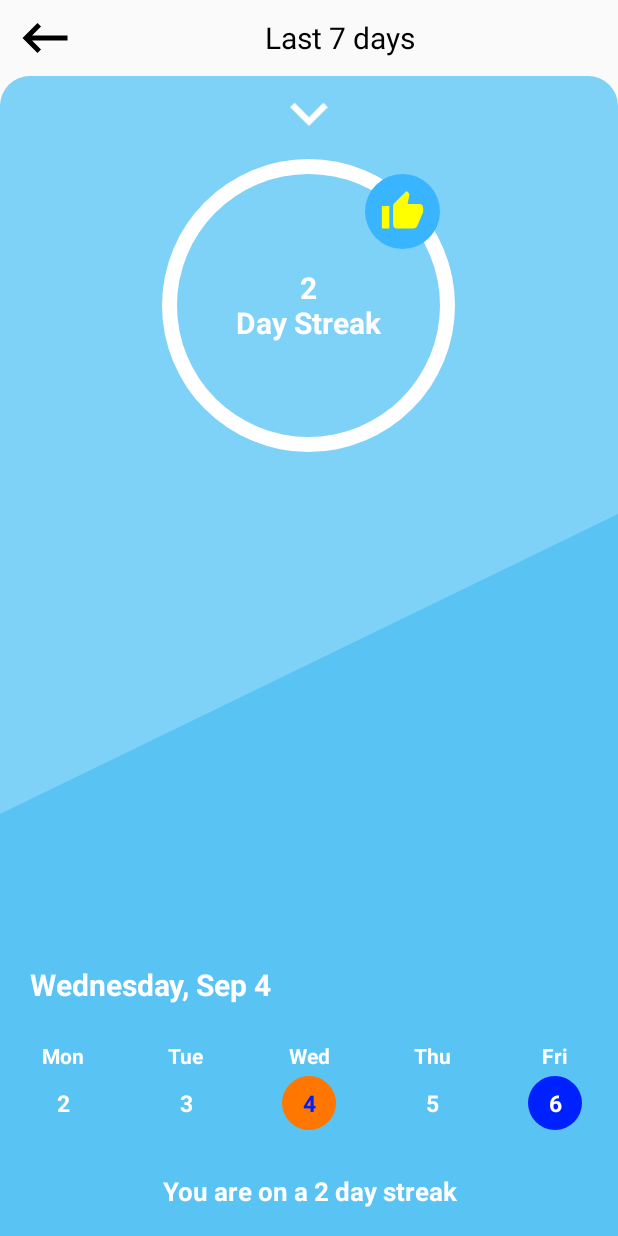
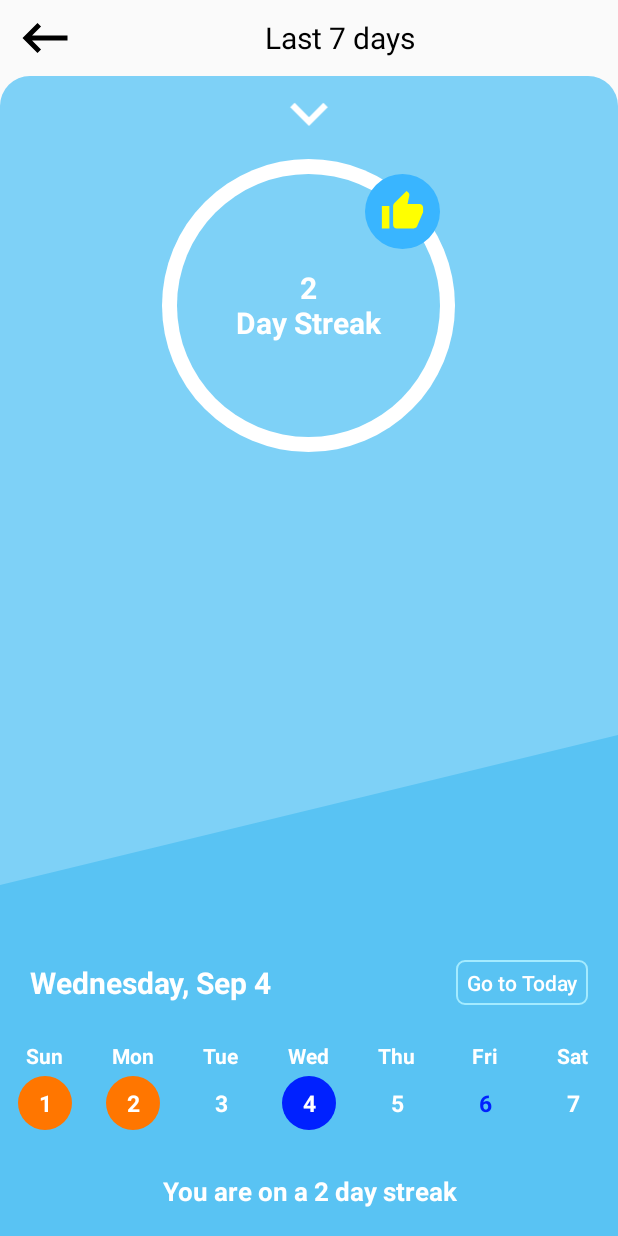
Before and after one commit to kitty97311/HirenApp, an Android app: the screen it shows after launch (HomeActivity), after a tap on "Wed", on a phone screen of 412 x 824 dp. Run offline under Robolectric (Android 15) with nearby library versions, the phone set to English and light mode, and no system bars; 3 other taps on this screen came first.

Commit message:
Update calendar module

```diff
--- a/app/src/main/java/com/horizontalcalendar/adapter/EventsAdapter.java
+++ b/app/src/main/java/com/horizontalcalendar/adapter/EventsAdapter.java
@@ -32,7 +32,7 @@ public class EventsAdapter extends RecyclerView.Adapter<EventsAdapter.EventViewH
         Context context = parent.getContext();
         ImageView imageView = new ImageView(context);
 
-        Drawable circle = ContextCompat.getDrawable(context, R.drawable.ic_circle_white_8dp);
+        Drawable circle = ContextCompat.getDrawable(context, R.drawable.ic_circle_white);
         Drawable drawableWrapper = DrawableCompat.wrap(circle);
 
         imageView.setImageDrawable(drawableWrapper);
--- a/app/src/main/java/com/horizontalcalendar/adapter/HorizontalCalendarBaseAdapter.java
+++ b/app/src/main/java/com/horizontalcalendar/adapter/HorizontalCalendarBaseAdapter.java
@@ -3,6 +3,7 @@ package com.horizontalcalendar.adapter;
 import android.content.res.ColorStateList;
 import android.graphics.Color;
 import android.os.Build;
+import android.util.Log;
 import android.view.LayoutInflater;
 import android.view.View;
 import android.view.ViewGroup;
@@ -18,9 +19,12 @@ import com.horizontalcalendar.utils.CalendarEventsPredicate;
 import com.horizontalcalendar.utils.HorizontalCalendarListener;
 import com.horizontalcalendar.utils.HorizontalCalendarPredicate;
 import com.horizontalcalendar.utils.Utils;
+import com.kitty.hiren.KittyGlobal;
 
+import java.text.SimpleDateFormat;
 import java.util.Calendar;
 import java.util.Collections;
+import java.util.Date;
 import java.util.List;
 
 public abstract class HorizontalCalendarBaseAdapter<VH extends DateViewHolder, T extends Calendar> extends RecyclerView.Adapter<VH> {
@@ -118,25 +122,40 @@ public abstract class HorizontalCalendarBaseAdapter<VH extends DateViewHolder, T
             }
         }
 
-        // Selected Day
+        // Create a SimpleDateFormat object with the desired format
+        SimpleDateFormat sdf = new SimpleDateFormat("yyyy-MM-dd");
+        // Format the Date into the desired string format
+        String formattedDate = sdf.format(date.getTime());
+        if (KittyGlobal.EXERCISE_DATE_ARRAY.contains(formattedDate)) {
+            viewHolder.textMiddle.setBackgroundTintList(ColorStateList.valueOf(Color.parseColor("#ff7600")));
+            viewHolder.textMiddle.setTextColor(Color.parseColor("#FFFFFF"));
+        }
+
+        // Selected Day Kitty
         if (position == selectedItemPosition) {
             applyStyle(viewHolder, horizontalCalendar.getSelectedItemStyle());
-            viewHolder.textMiddle.setBackgroundTintList(ColorStateList.valueOf(Color.parseColor("#ff7600")));
+            viewHolder.textMiddle.setBackgroundTintList(ColorStateList.valueOf(Color.parseColor("#0021ff")));
             viewHolder.selectionView.setVisibility(View.VISIBLE);
         }
         // Unselected Days
         else {
             applyStyle(viewHolder, horizontalCalendar.getDefaultStyle());
-            viewHolder.textMiddle.setBackgroundTintList(ColorStateList.valueOf(Color.TRANSPARENT));
+            if (!KittyGlobal.EXERCISE_DATE_ARRAY.contains(formattedDate))
+                viewHolder.textMiddle.setBackgroundTintList(ColorStateList.valueOf(Color.TRANSPARENT));
             viewHolder.selectionView.setVisibility(View.INVISIBLE);
         }
+
+        // Today Kitty
         Calendar today = Calendar.getInstance();
         if (date.get(Calendar.YEAR) == today.get(Calendar.YEAR)
                 && date.get(Calendar.MONTH) == today.get(Calendar.MONTH)
                 && date.get(Calendar.DAY_OF_MONTH) == today.get(Calendar.DAY_OF_MONTH)) {
-            viewHolder.textMiddle.setBackgroundTintList(ColorStateList.valueOf(Color.parseColor("#0021ff")));
-            viewHolder.textMiddle.setTextColor(Color.WHITE);
+            if (position != selectedItemPosition) {
+                viewHolder.textMiddle.setBackgroundTintList(ColorStateList.valueOf(Color.TRANSPARENT));
+                viewHolder.textMiddle.setTextColor(Color.parseColor("#0021ff"));
+            }
         }
+
     }
 
     protected void applyStyle(VH viewHolder, CalendarItemStyle itemStyle) {
--- a/app/src/main/java/com/kitty/hiren/HomeActivity.java
+++ b/app/src/main/java/com/kitty/hiren/HomeActivity.java
@@ -33,6 +33,8 @@ public class HomeActivity extends ComponentActivity implements View.OnClickListe
     private View slide;
     private ImageView slideButton;
     private TextView txtSelected;
+    private Button btnGoToday;
+    private HorizontalCalendar horizontalCalendar;
 
     private ArrayList<Date> dates;
 
@@ -49,6 +51,7 @@ public class HomeActivity extends ComponentActivity implements View.OnClickListe
         slideButton = findViewById(R.id.slideButton);
         slideButton.setOnClickListener(this);
         txtSelected = findViewById(R.id.txtSelected);
+        btnGoToday = findViewById(R.id.btnGoToday);
 
         String todayStr = DateFormat.format("EEEE, MMM d", Calendar.getInstance()).toString();
         txtSelected.setText(todayStr);
@@ -63,12 +66,14 @@ public class HomeActivity extends ComponentActivity implements View.OnClickListe
         Calendar endDate = Calendar.getInstance();
         endDate.add(Calendar.MONTH, 2);
 
+        btnGoToday.setOnClickListener(this);
+
         // Default Date set to Today.
         final Calendar defaultSelectedDate = Calendar.getInstance();
 
-        HorizontalCalendar horizontalCalendar = new HorizontalCalendar.Builder(this, R.id.calendar)
+        horizontalCalendar = new HorizontalCalendar.Builder(this, R.id.calendar)
                 .range(startDate, endDate)
-                .datesNumberOnScreen(5)
+                .datesNumberOnScreen(7)
                 .configure()
                 .formatTopText("MMM")
                 .formatMiddleText("dd")
@@ -76,7 +81,7 @@ public class HomeActivity extends ComponentActivity implements View.OnClickListe
                 .showTopText(true)
                 .showBottomText(true)
                 .textColor(Color.WHITE, Color.WHITE)
-                .colorTextMiddle(Color.WHITE, Color.parseColor("#0021ff"))
+                .colorTextMiddle(Color.WHITE, Color.parseColor("#FFFFFF"))
                 .end()
                 .defaultSelectedDate(defaultSelectedDate)
 //                .addEvents(new CalendarEventsPredicate() {
@@ -103,6 +108,10 @@ public class HomeActivity extends ComponentActivity implements View.OnClickListe
             public void onDateSelected(Calendar date, int position) {
                 String selectedDateStr = DateFormat.format("EEEE, MMM d", date).toString();
                 txtSelected.setText(selectedDateStr);
+                if (selectedDateStr.equals(DateFormat.format("EEEE, MMM d", Calendar.getInstance()).toString()))
+                    btnGoToday.setVisibility(View.INVISIBLE);
+                else
+                    btnGoToday.setVisibility(View.VISIBLE);
 //                Toast.makeText(HomeActivity.this, selectedDateStr + " selected!", Toast.LENGTH_SHORT).show();
                 Log.i("onDateSelected", selectedDateStr + " - Position = " + position);
             }
@@ -129,7 +138,7 @@ public class HomeActivity extends ComponentActivity implements View.OnClickListe
             slide.animate().translationY(0).setDuration(300).start();
         } else { // Slide down
             slideButton.setImageResource(R.drawable.ic_up);
-            slide.animate().translationY(250 * (getResources().getDisplayMetrics().density)).setDuration(300).start();
+            slide.animate().translationY(350 * (getResources().getDisplayMetrics().density)).setDuration(300).start();
         }
         isShown = !isShown;
     }
@@ -138,6 +147,8 @@ public class HomeActivity extends ComponentActivity implements View.OnClickListe
     public void onClick(View view) {
         if (view.getId() == R.id.slideButton) {
             toggleSlide();
+        } else if (view.getId() == R.id.btnGoToday) {
+            horizontalCalendar.goToday(false);
         }
     }
 }
--- /dev/null
+++ b/app/src/main/java/com/kitty/hiren/KittyGlobal.java
@@ -0,0 +1,16 @@
+package com.kitty.hiren;
+
+import java.util.ArrayList;
+import java.util.Calendar;
+import java.util.List;
+
+public class KittyGlobal {
+    public static List<String> EXERCISE_DATE_ARRAY = new ArrayList<String>() {{
+        add("2024-09-06");
+        add("2024-09-02");
+        add("2024-09-01");
+        add("2024-08-30");
+        add("2024-08-28");
+    }};
+
+}
--- /dev/null
+++ b/app/src/main/res/drawable/round_bg.xml
@@ -0,0 +1,6 @@
+<?xml version="1.0" encoding="utf-8"?>
+<shape xmlns:android="http://schemas.android.com/apk/res/android"
+    android:shape="rectangle">
+    <corners android:radius="5dp"/>
+    <stroke android:width="1dp" android:color="#a4ebff"/>
+</shape>
--- a/app/src/main/res/layout/activity_home.xml
+++ b/app/src/main/res/layout/activity_home.xml
@@ -3,6 +3,7 @@
     android:layout_width="match_parent"
     android:layout_height="match_parent"
     xmlns:app="http://schemas.android.com/apk/res-auto"
+    xmlns:tools="http://schemas.android.com/tools"
     android:orientation="vertical">
 
     <LinearLayout
@@ -168,7 +169,7 @@
 
         <LinearLayout
             android:id="@+id/slide"
-            android:translationY="250dp"
+            android:translationY="350dp"
             android:layout_width="match_parent"
             android:layout_height="match_parent"
             android:orientation="vertical"
@@ -235,27 +236,45 @@
 
             <View
                 android:layout_width="match_parent"
-                android:layout_height="200dp"
+                android:layout_height="100dp"
                 android:backgroundTint="@color/calendarPanelColor"
                 android:background="@drawable/triangle_shape"/>
 
             <LinearLayout
-                android:paddingTop="100dp"
+                android:paddingTop="50dp"
                 android:layout_width="match_parent"
                 android:layout_height="wrap_content"
                 android:background="@drawable/rectangle_shape"
                 android:orientation="vertical">
 
-                <TextView
+                <LinearLayout
                     android:layout_marginBottom="20dp"
-                    android:id="@+id/txtSelected"
-                    android:layout_width="wrap_content"
+                    android:paddingHorizontal="20dp"
+                    android:gravity="center"
+                    android:layout_width="match_parent"
                     android:layout_height="wrap_content"
-                    android:paddingHorizontal="20dp"
-                    android:textColor="#FFFFFF"
-                    android:textStyle="bold"
-                    android:textSize="20sp"
-                    android:text="Monday, Sep 2"/>
+                    android:orientation="horizontal">
+                    <TextView
+                        android:id="@+id/txtSelected"
+                        android:layout_weight="1"
+                        android:layout_width="0dp"
+                        android:layout_height="wrap_content"
+                        android:textColor="#FFFFFF"
+                        android:textStyle="bold"
+                        android:textSize="20sp"
+                        android:text="Monday, Sep 2"/>
+
+                    <Button
+                        android:visibility="invisible"
+                        android:id="@+id/btnGoToday"
+                        android:layout_width="wrap_content"
+                        android:layout_height="30dp"
+                        android:paddingHorizontal="5dp"
+                        android:textAllCaps="false"
+                        android:background="@drawable/round_bg"
+                        android:textColor="#FFFFFF"
+                        android:text="Go to Today"/>
+                </LinearLayout>
 
                 <com.horizontalcalendar.HorizontalCalendarView
                     android:id="@+id/calendar"
```
Also changed, not shown: app/src/main/res/drawable/ic_circle_white.xml (renamed from app/src/main/res/drawable/ic_circle_white_8dp.xml).
